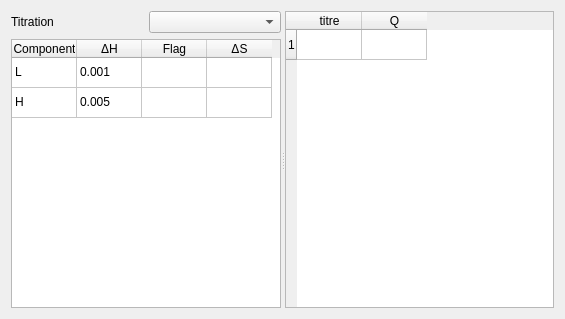
The window that forms/calords.ui (salvadorblasco/apes) describes before a commit, drawn with Qt 5.
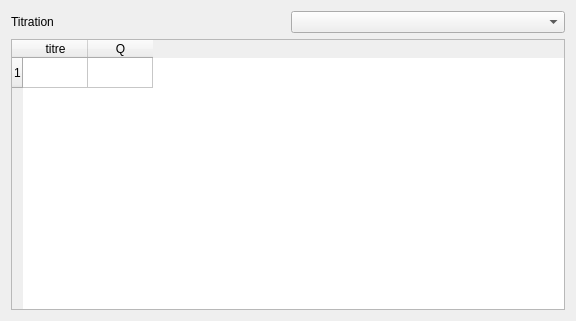
The same window after the commit.

```diff
--- a/forms/calords.ui
+++ b/forms/calords.ui
@@ -6,20 +6,13 @@
    <rect>
     <x>0</x>
     <y>0</y>
-    <width>565</width>
-    <height>319</height>
+    <width>576</width>
+    <height>321</height>
    </rect>
   </property>
   <property name="windowTitle">
    <string>Form</string>
   </property>
-  <layout class="QVBoxLayout" name="verticalLayout_2">
-   <item>
-    <widget class="QSplitter" name="splitter">
-     <property name="orientation">
-      <enum>Qt::Horizontal</enum>
-     </property>
-     <widget class="QWidget" name="">
       <layout class="QVBoxLayout" name="verticalLayout">
        <item>
         <layout class="QHBoxLayout" name="horizontalLayout">
@@ -36,79 +29,6 @@
         </layout>
        </item>
        <item>
-        <widget class="QTableWidget" name="table_titration">
-         <attribute name="horizontalHeaderMinimumSectionSize">
-          <number>20</number>
-         </attribute>
-         <attribute name="horizontalHeaderDefaultSectionSize">
-          <number>65</number>
-         </attribute>
-         <attribute name="verticalHeaderVisible">
-          <bool>false</bool>
-         </attribute>
-         <attribute name="verticalHeaderCascadingSectionResizes">
-          <bool>true</bool>
-         </attribute>
-         <attribute name="verticalHeaderMinimumSectionSize">
-          <number>15</number>
-         </attribute>
-         <attribute name="verticalHeaderDefaultSectionSize">
-          <number>30</number>
-         </attribute>
-         <row>
-          <property name="text">
-           <string>1</string>
-          </property>
-         </row>
-         <row>
-          <property name="text">
-           <string>2</string>
-          </property>
-         </row>
-         <column>
-          <property name="text">
-           <string>Component</string>
-          </property>
-         </column>
-         <column>
-          <property name="text">
-           <string>ΔH</string>
-          </property>
-         </column>
-         <column>
-          <property name="text">
-           <string>Flag</string>
-          </property>
-         </column>
-         <column>
-          <property name="text">
-           <string>ΔS</string>
-          </property>
-         </column>
-         <item row="0" column="0">
-          <property name="text">
-           <string>L</string>
-          </property>
-         </item>
-         <item row="0" column="1">
-          <property name="text">
-           <string>0.001</string>
-          </property>
-         </item>
-         <item row="1" column="0">
-          <property name="text">
-           <string>H</string>
-          </property>
-         </item>
-         <item row="1" column="1">
-          <property name="text">
-           <string>0.005</string>
-          </property>
-         </item>
-        </widget>
-       </item>
-      </layout>
-     </widget>
      <widget class="QTableWidget" name="table_data">
       <property name="enabled">
        <bool>true</bool>
@@ -131,7 +51,6 @@
         <string>Q</string>
        </property>
       </column>
-     </widget>
     </widget>
    </item>
   </layout>
```
Lines whose indentation alone changed are shown as unchanged.
